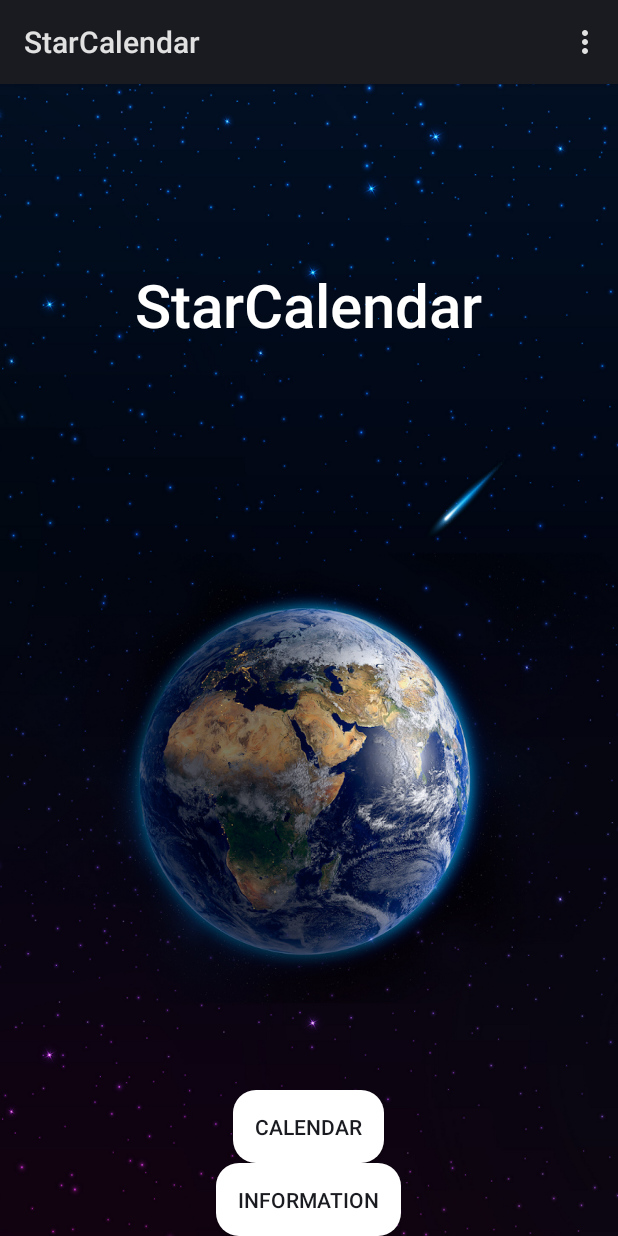
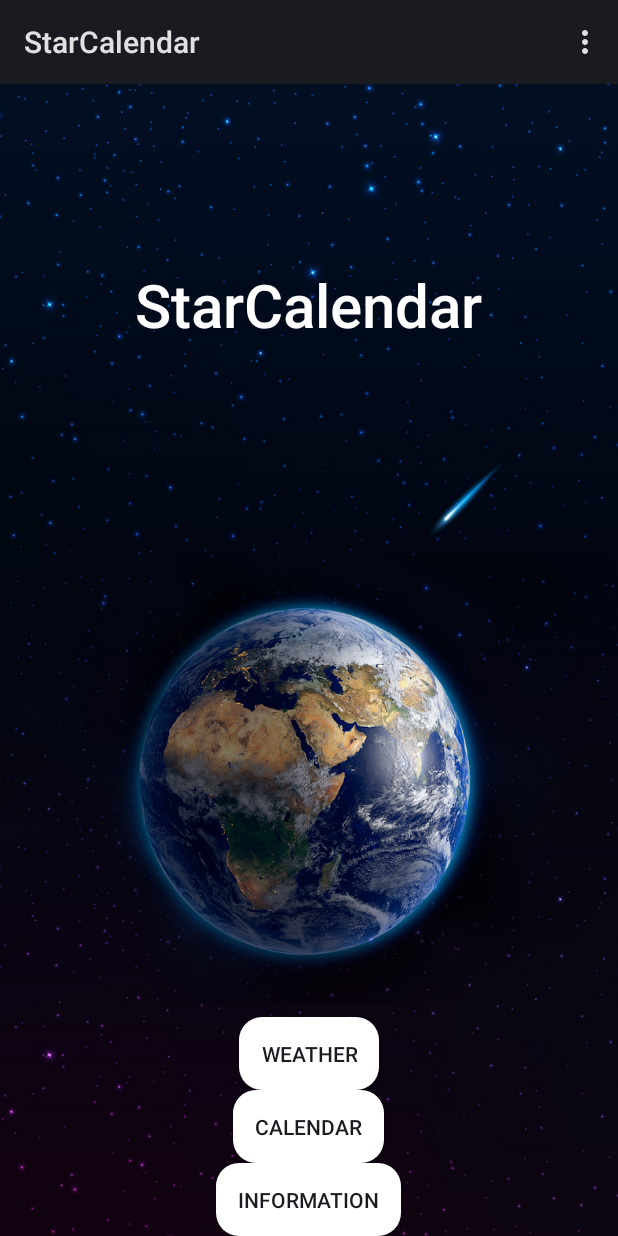
Before and after one commit to MikeVriesema/StarCalendarApp, an Android app: the screen it shows after launch (MainActivity), on a phone screen of 412 x 824 dp. Run offline under Robolectric (Android 15) with nearby library versions, the phone set to English and light mode, and no system bars.

Commit message:
Added the calendar intent functionality to add a new event to a user specified/default calendar on the selection of a date Added the beginning of a weather page which will be used to retrieve the weather Added some other general updates across the app

```diff
--- a/app/src/main/java/mikevriesema/ul/starcalendar/MainActivity.java
+++ b/app/src/main/java/mikevriesema/ul/starcalendar/MainActivity.java
@@ -19,6 +19,7 @@ public class MainActivity extends Activity {
 
     Button information;
     Button calendar;
+    Button weather;
 
     /*/////////////////////////////////
      * ON CREATE
@@ -31,9 +32,14 @@ public class MainActivity extends Activity {
 
         information = (Button) findViewById(R.id.information);
         calendar = (Button) findViewById(R.id.myCalendar);
-
-
-
+        weather = (Button) findViewById(R.id.weather);
+        weather.setOnClickListener(new View.OnClickListener() {
+            @Override
+            public void onClick(View v) {
+                Intent weatherIntent = new Intent(getBaseContext(), Weather.class);
+                startActivity(weatherIntent);
+            }
+        });
         information.setOnClickListener(new View.OnClickListener() {
             @Override
             public void onClick(View v) {
@@ -44,7 +50,7 @@ public class MainActivity extends Activity {
         calendar.setOnClickListener(new View.OnClickListener() {
             @Override
             public void onClick(View v) {
-                Intent calendarIntent = new Intent(getBaseContext(), Calendar.class);
+                Intent calendarIntent = new Intent(getBaseContext(), CalendarMain.class);
                 startActivity(calendarIntent);
             }
         });
--- a/app/src/main/res/layout/activity_event_info.xml
+++ b/app/src/main/res/layout/activity_event_info.xml
@@ -21,7 +21,6 @@
 		android:id="@+id/eventimage"
 		android:layout_width="150dp"
 		android:layout_height="150dp"
-		android:src="@drawable/event_image"
 		android:layout_centerHorizontal="true"
 		android:layout_marginTop="60dp"/>
 
--- a/app/src/main/res/layout/activity_main.xml
+++ b/app/src/main/res/layout/activity_main.xml
@@ -2,6 +2,15 @@
 	android:layout_width="match_parent"
 	android:layout_height="match_parent"
 	android:background="@drawable/main">
+
+	<Button
+		android:id="@+id/weather"
+		android:layout_width="wrap_content"
+		android:layout_height="wrap_content"
+		android:layout_above="@+id/myCalendar"
+		android:layout_centerHorizontal="true"
+		android:background="@drawable/button_corner"
+		android:text="@string/weather" />
 
 	<Button
 		android:id="@+id/myCalendar"
--- a/app/src/main/res/values/strings.xml
+++ b/app/src/main/res/values/strings.xml
@@ -4,6 +4,7 @@
     <string name="menu_settings">Settings</string>
     <string name="starlist">Star List</string>
     <string name="information">Information</string>
+    <string name="weather">Weather</string>
     <string name="myCalendar">Calendar</string>
     <string name="eventinfo">Mercury is in retrograde</string>
 
```
Also changed, not shown: app/src/main/AndroidManifest.xml (+7 -4 lines), app/src/main/java/mikevriesema/ul/starcalendar/CalendarMain.java (renamed from app/src/main/java/mikevriesema/ul/starcalendar/Calendar.java, +45 -12 lines), app/src/main/java/mikevriesema/ul/starcalendar/Weather.java (added, +29 -0 lines), app/src/main/res/layout/weather_information.xml (added, +24 -0 lines), app/src/main/assets/event_image.png (renamed from app/src/main/res/drawable/event_image.png), app/src/main/assets/sun.png (added).
